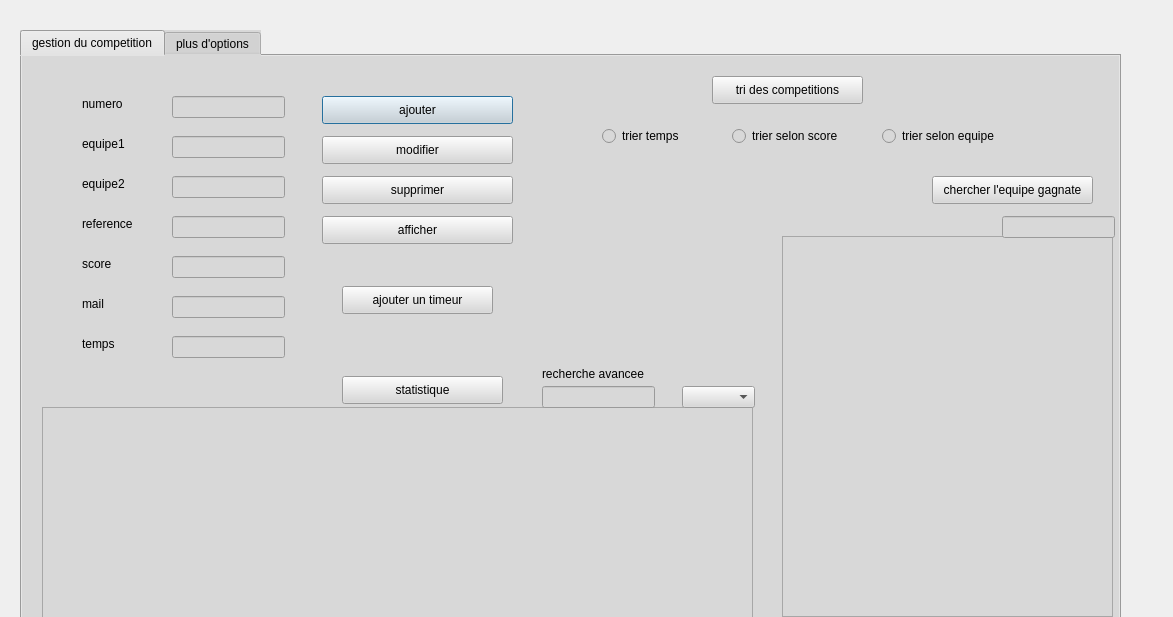
Above: abir/competition.ui from helamoalla/olympic_games_2A16 before the change. Below: the same form after it.
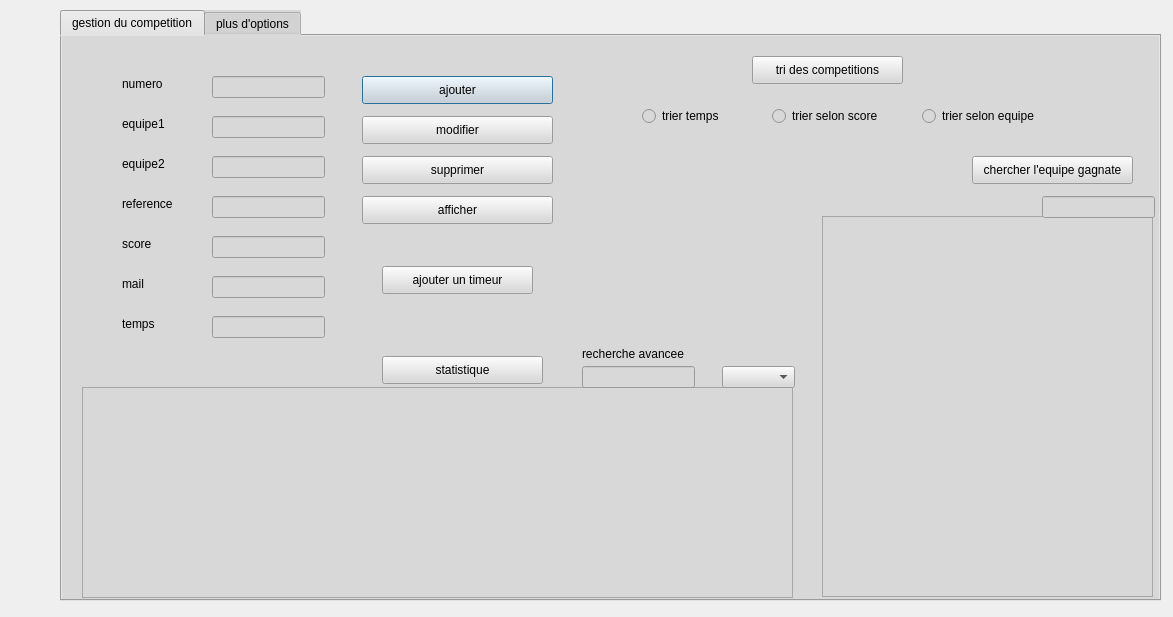
That is the form after the change.

Patch:
```diff
--- a/abir/competition.ui
+++ b/abir/competition.ui
@@ -16,8 +16,8 @@
   <widget class="QTabWidget" name="tabWidget">
    <property name="geometry">
     <rect>
-     <x>20</x>
-     <y>30</y>
+     <x>60</x>
+     <y>10</y>
      <width>1101</width>
      <height>591</height>
     </rect>
```
